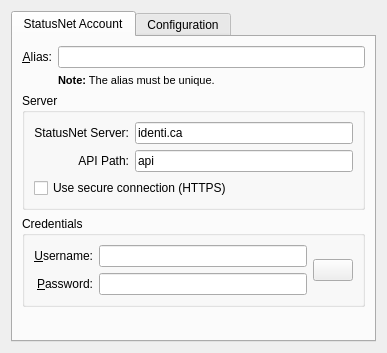
Old version of the form microblogs/laconica/laconicaeditaccount_base.ui in the repository KDE/choqok.
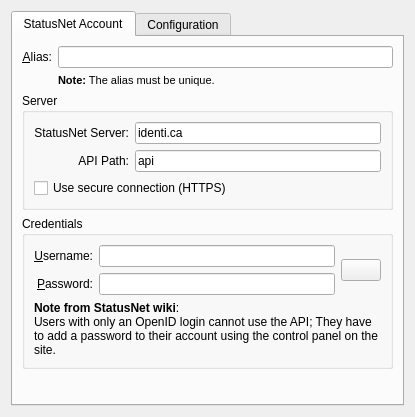
New version of the form. Custom widgets are drawn as their Qt base class.

Commit message: Sorting friends name in send private message. A text about OpenId added to StatusNet editaccount widget

```diff
--- a/microblogs/laconica/laconicaeditaccount_base.ui
+++ b/microblogs/laconica/laconicaeditaccount_base.ui
@@ -6,8 +6,8 @@
    <rect>
     <x>0</x>
     <y>0</y>
-    <width>387</width>
-    <height>353</height>
+    <width>415</width>
+    <height>417</height>
    </rect>
   </property>
   <layout class="QVBoxLayout" name="verticalLayout">
@@ -218,6 +218,21 @@
             </item>
            </layout>
           </item>
+          <item>
+           <widget class="QLabel" name="label_5">
+            <property name="text">
+             <string>&lt;!DOCTYPE HTML PUBLIC &quot;-//W3C//DTD HTML 4.0//EN&quot; &quot;http://www.w3.org/TR/REC-html40/strict.dtd&quot;&gt;
+&lt;html&gt;&lt;head&gt;&lt;meta name=&quot;qrichtext&quot; content=&quot;1&quot; /&gt;&lt;style type=&quot;text/css&quot;&gt;
+p, li { white-space: pre-wrap; }
+&lt;/style&gt;&lt;/head&gt;&lt;body style=&quot; font-family:'DejaVu Sans'; font-size:9pt; font-weight:400; font-style:normal;&quot;&gt;
+&lt;p style=&quot; margin-top:0px; margin-bottom:0px; margin-left:0px; margin-right:0px; -qt-block-indent:0; text-indent:0px;&quot;&gt;&lt;span style=&quot; font-weight:600;&quot;&gt;Note from StatusNet wiki&lt;/span&gt;:&lt;/p&gt;
+&lt;p style=&quot; margin-top:0px; margin-bottom:0px; margin-left:0px; margin-right:0px; -qt-block-indent:0; text-indent:0px;&quot;&gt;Users with only an OpenID login cannot use the API; They have to add a password to their account using the control panel on the site.&lt;/p&gt;&lt;/body&gt;&lt;/html&gt;</string>
+            </property>
+            <property name="wordWrap">
+             <bool>true</bool>
+            </property>
+           </widget>
+          </item>
          </layout>
         </widget>
        </item>
```
The commit also changes 2 other files.
